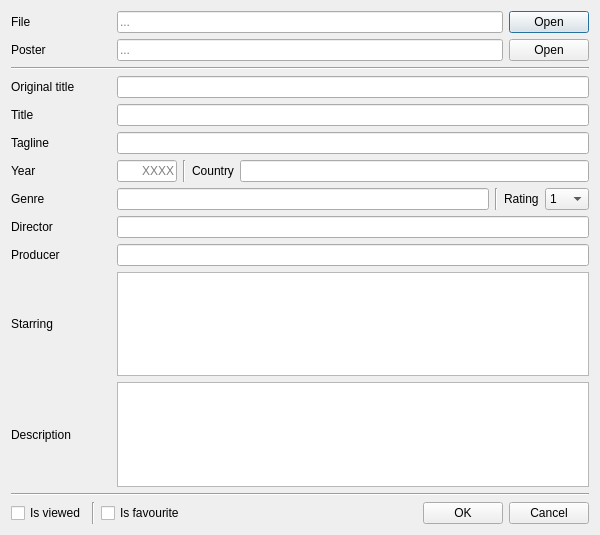
eugene-melnik/alexandra, file src/addfilmwindow.ui: the form before one commit.
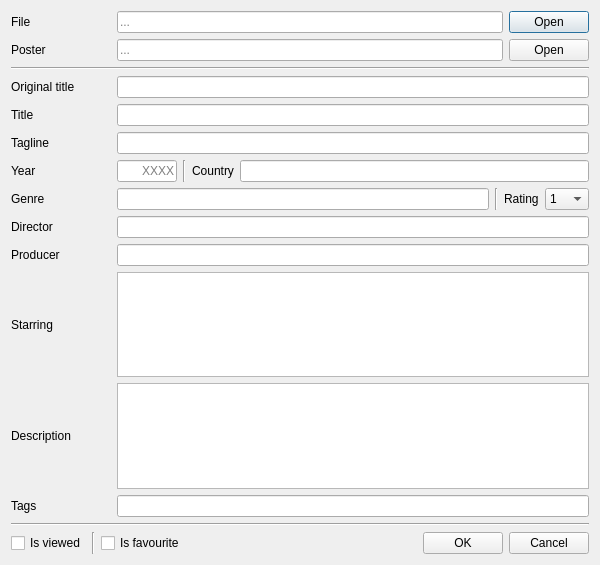
The form after the commit. Icons and pictures are not drawn.

What changed in the file:
```diff
--- a/src/addfilmwindow.ui
+++ b/src/addfilmwindow.ui
@@ -10,13 +10,13 @@
     <x>0</x>
     <y>0</y>
     <width>600</width>
-    <height>535</height>
+    <height>565</height>
    </rect>
   </property>
   <property name="minimumSize">
    <size>
     <width>600</width>
-    <height>535</height>
+    <height>550</height>
    </size>
   </property>
   <property name="windowTitle">
@@ -485,6 +485,30 @@
      </item>
     </layout>
    </item>
+   <item>
+    <layout class="QHBoxLayout" name="hl13">
+     <item>
+      <widget class="QLabel" name="labelTags">
+       <property name="minimumSize">
+        <size>
+         <width>100</width>
+         <height>0</height>
+        </size>
+       </property>
+       <property name="text">
+        <string>Tags</string>
+       </property>
+      </widget>
+     </item>
+     <item>
+      <widget class="QLineEdit" name="eTags">
+       <property name="maxLength">
+        <number>500</number>
+       </property>
+      </widget>
+     </item>
+    </layout>
+   </item>
    <item>
     <widget class="Line" name="l0">
      <property name="orientation">
```
